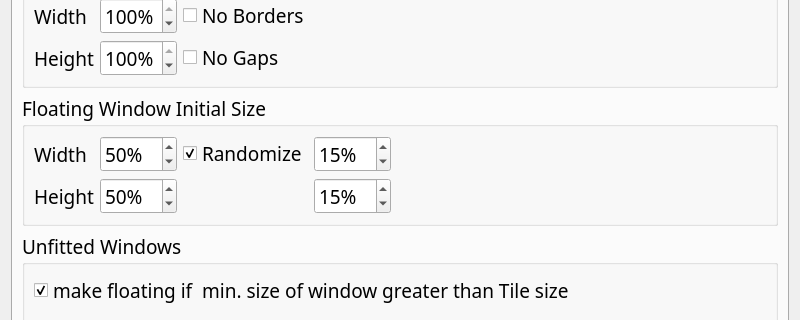
This is res/config.ui in anametologin/krohnkite as Qt 5 draws it before an edit; both pictures show x 0 to 800 and y 239 to 559 of the 800 by 1201 pixel window. The edited form follows.
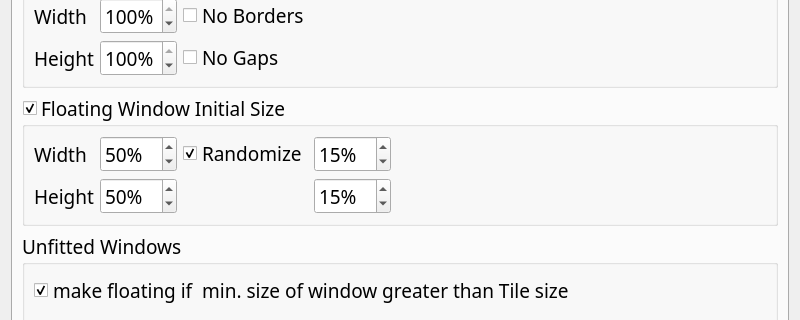
This is the edited form. The open tabs and pages were chosen to show the change. Custom widgets are drawn as their Qt base class.

Commit message: FIX: floating window initial size #236

Diff of the .ui file:
```diff
--- a/res/config.ui
+++ b/res/config.ui
@@ -4392,10 +4392,25 @@
         </widget>
        </item>
        <item>
-        <widget class="QGroupBox" name="GB_3_floatInitialSettings">
+        <widget class="QGroupBox" name="kcfg_floatEnable">
+         <property name="mouseTracking">
+          <bool>false</bool>
+         </property>
+         <property name="tabletTracking">
+          <bool>false</bool>
+         </property>
+         <property name="autoFillBackground">
+          <bool>false</bool>
+         </property>
          <property name="title">
           <string>Floating Window Initial Size</string>
          </property>
+         <property name="checkable">
+          <bool>true</bool>
+         </property>
+         <property name="checked">
+          <bool>true</bool>
+         </property>
          <layout class="QGridLayout" name="gridLayout_30">
           <item row="1" column="1">
            <widget class="QSpinBox" name="kcfg_floatInitWindowHeight">
```
Left out of the diff: 107 changed lines with no effect on the pictures. The commit also changes 5 other files.
